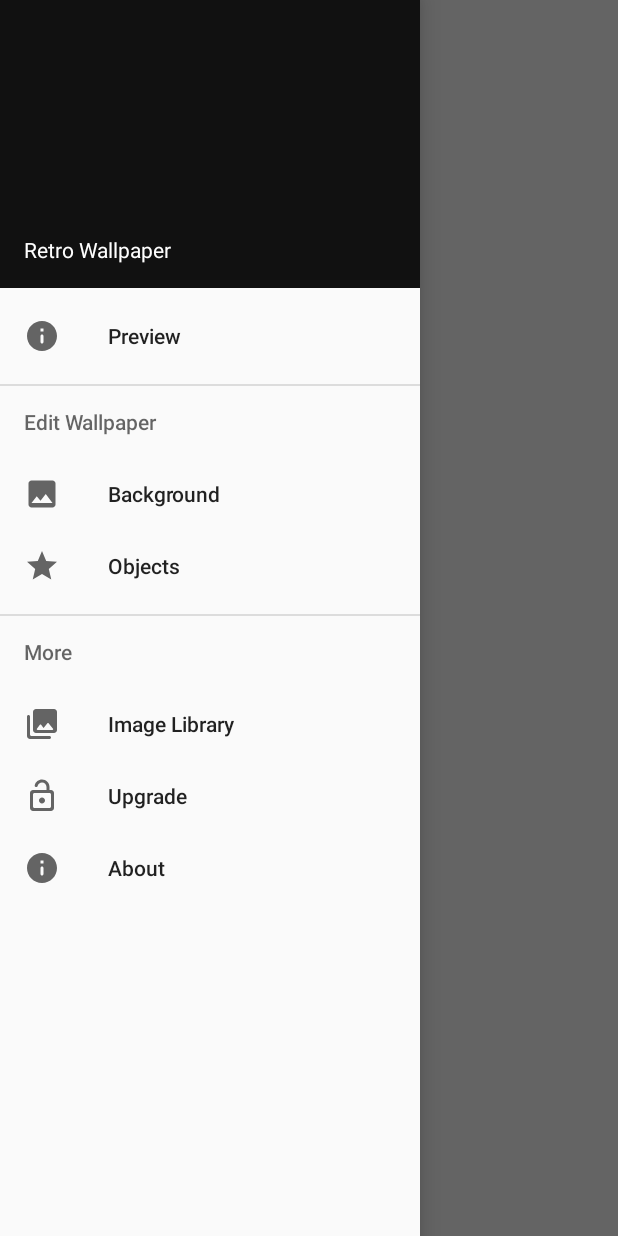
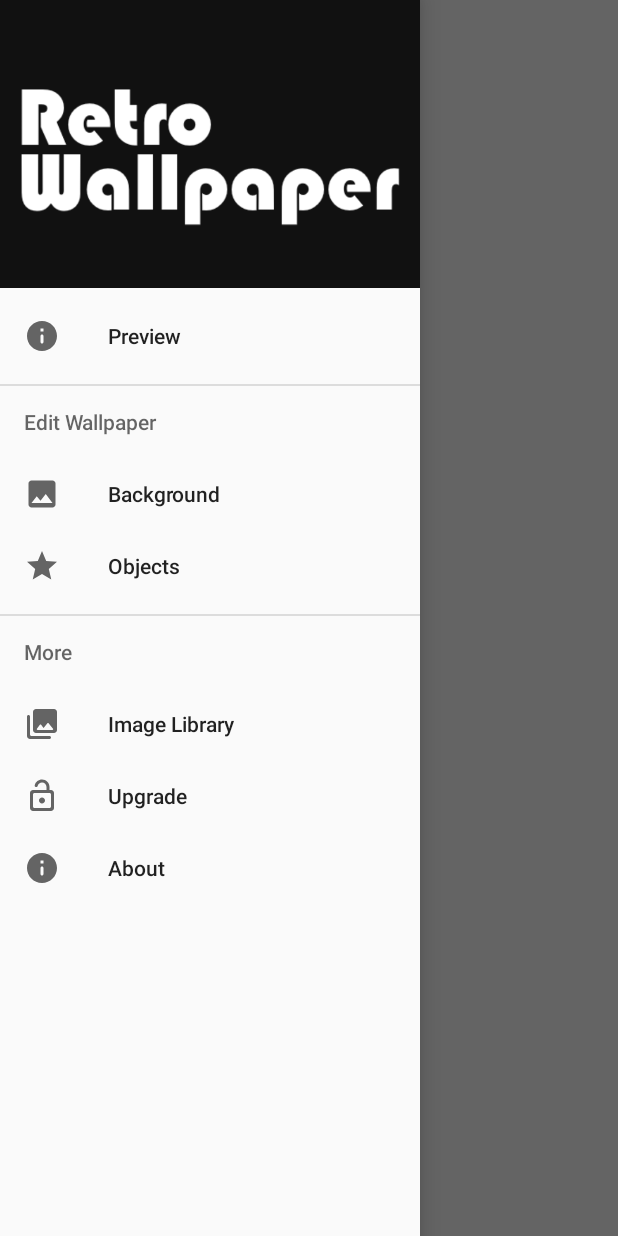
Before and after one commit to SamFerguson/RetroWallpaper, an Android app: the screen it shows after launch (MainActivity), with the side drawer open, on a phone screen of 412 x 824 dp. Run offline under Robolectric (Android 15) with nearby library versions, the phone set to English and light mode, and no system bars.

Commit message:
added logo to nav drawer header

```diff
--- a/app/src/main/res/layout/nav_header.xml
+++ b/app/src/main/res/layout/nav_header.xml
@@ -3,15 +3,22 @@
     android:layout_width="match_parent"
     android:layout_height="@dimen/heightNav"
     android:background="@color/backgroundCharcoal"
-    android:padding="@dimen/pad16"
     android:theme="@style/AppTheme"
     android:orientation="vertical"
     android:gravity="bottom">
 
+    <ImageView
+        android:layout_width="wrap_content"
+        android:layout_height="wrap_content"
+        android:paddingTop="@dimen/pad16"
+        android:src="@drawable/logo" />
+
+    <!--
     <TextView
         android:layout_width="match_parent"
         android:layout_height="wrap_content"
         android:text="@string/navTitle"
         android:textColor="@color/highlightWhite" />
+     -->
 
 </LinearLayout>
```
